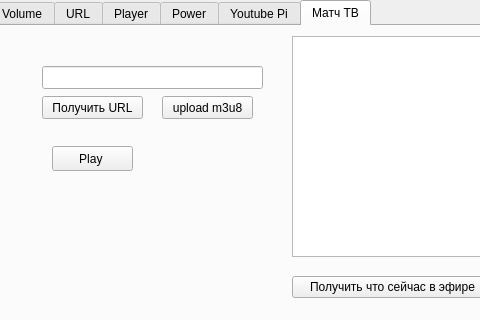
This is kodigui.ui in definitly486/KodiGui as Qt 5 draws it before an edit; both pictures show x 0 to 480 and y 0 to 320 of the 584 by 488 pixel window. The edited form follows.
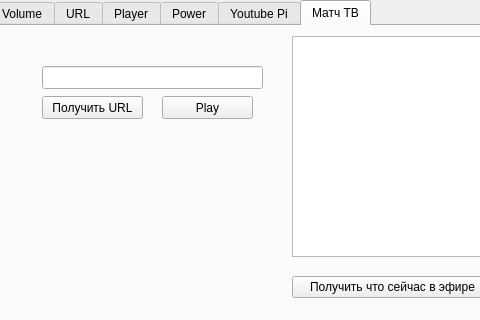
This is the edited form. Icons and pictures are not drawn.

Commit message: удалена кнопка 	изменено:      kodigui.ui 	новый файл:    mainwindow-0b26e26d.o.tmp 	изменено:      mainwindow.cpp 	изменено:      mainwindow.h

```diff
--- a/kodigui.ui
+++ b/kodigui.ui
@@ -425,7 +425,7 @@
        </rect>
       </property>
       <property name="text">
-       <string>upload m3u8</string>
+       <string>Play</string>
       </property>
      </widget>
      <widget class="QTextBrowser" name="textBrowseronairnow">
@@ -451,19 +451,6 @@
        <string>Получить что сейчас в эфире</string>
       </property>
      </widget>
-     <widget class="QPushButton" name="pushButton_17">
-      <property name="geometry">
-       <rect>
-        <x>60</x>
-        <y>120</y>
-        <width>81</width>
-        <height>25</height>
-       </rect>
-      </property>
-      <property name="text">
-       <string>Play </string>
-      </property>
-     </widget>
     </widget>
    </widget>
   </widget>
```
The commit also changes 3 other files.
